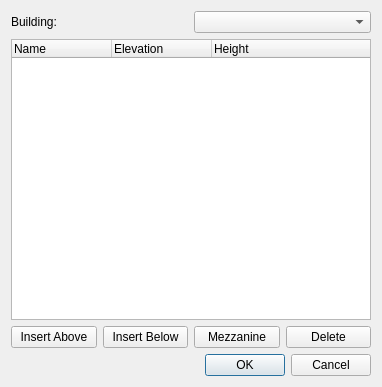
This is src/Mod/BIM/Resources/ui/dialogStoreyManager.ui in hoshengwei/FreeCAD as Qt 5 draws it before an edit. The edited form follows.
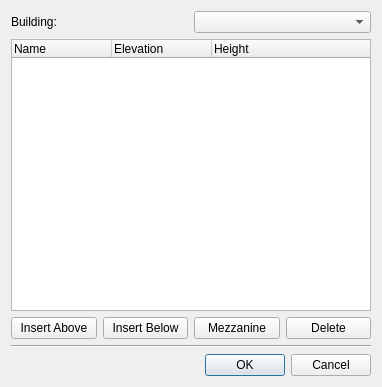
This is the edited form.

Commit message: tree view operate function done

Diff of the .ui file:
```diff
--- a/src/Mod/BIM/Resources/ui/dialogStoreyManager.ui
+++ b/src/Mod/BIM/Resources/ui/dialogStoreyManager.ui
@@ -36,6 +36,9 @@
      <property name="dragEnabled">
       <bool>false</bool>
      </property>
+     <property name="indentation">
+      <number>30</number>
+     </property>
      <property name="rootIsDecorated">
       <bool>false</bool>
      </property>
@@ -88,6 +91,13 @@
      </item>
     </layout>
    </item>
+   <item>
+    <widget class="Line" name="line">
+     <property name="orientation">
+      <enum>Qt::Orientation::Horizontal</enum>
+     </property>
+    </widget>
+   </item>
    <item>
     <widget class="QDialogButtonBox" name="buttonBox">
      <property name="orientation">
```
The commit also changes 1 other file.
